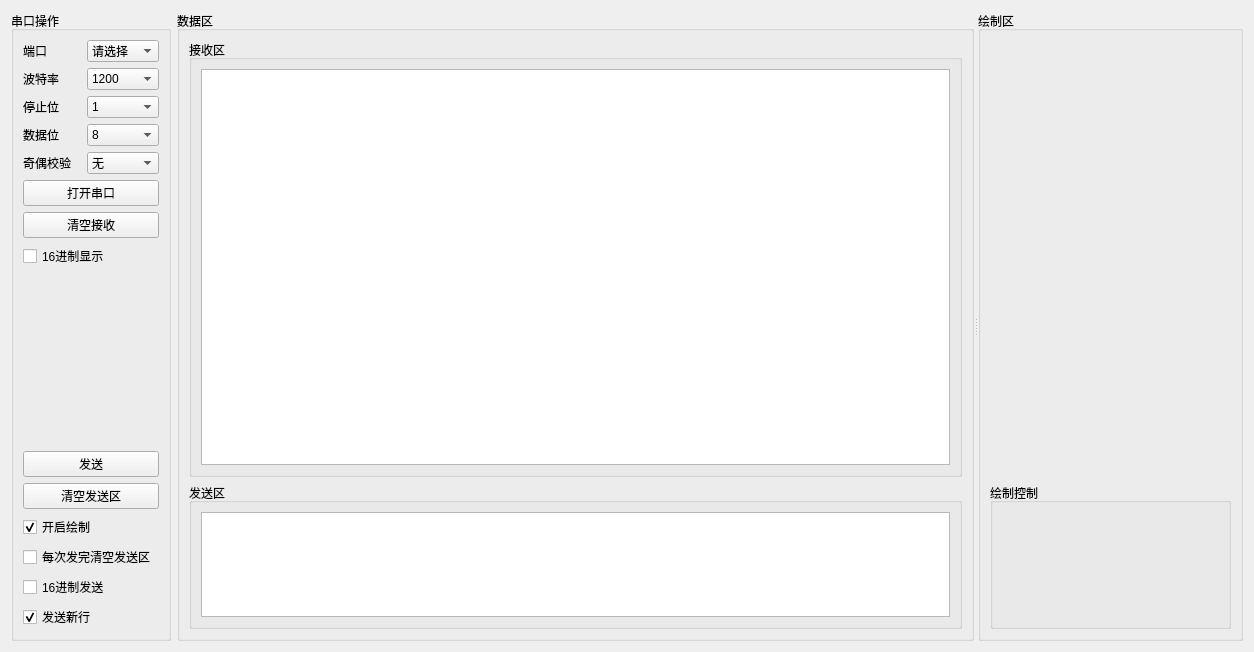
First picture: the form in QTosciloscope/widget.ui, repository BlackDaShuai/MySerialPortHelper, before the edit.
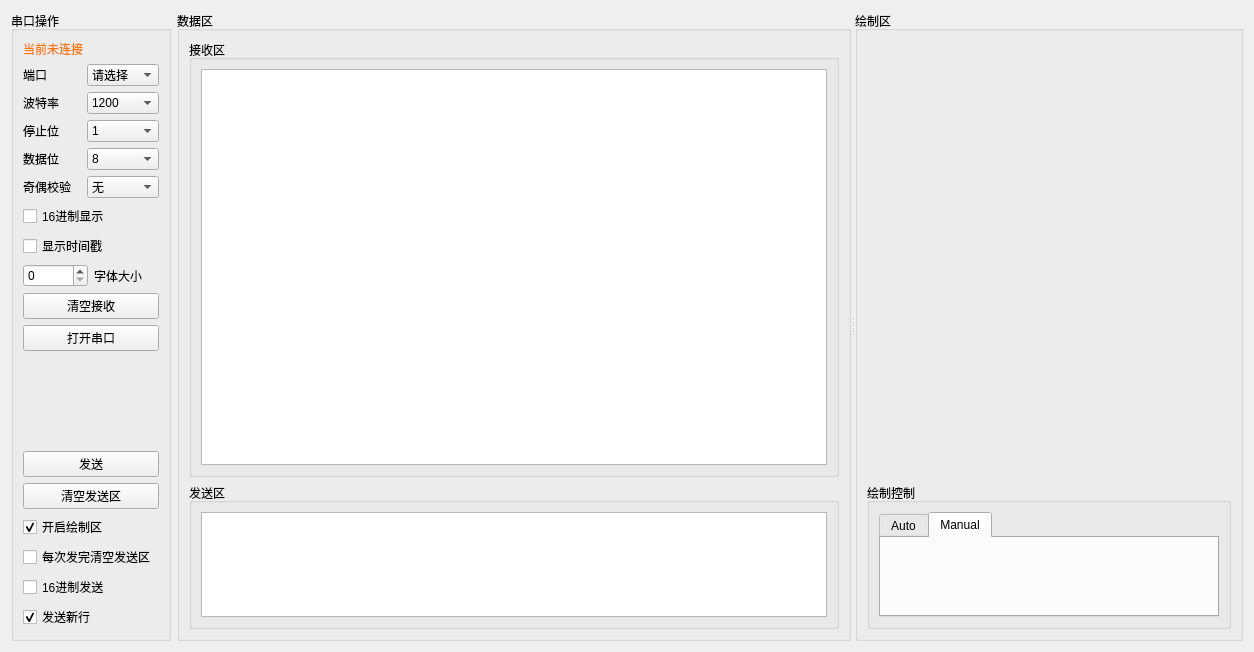
Second picture: the form after the edit. Icons and pictures are not drawn. Custom widgets are drawn as their Qt base class.

Commit message: optimize the Serial Port

Patch:
```diff
--- a/QTosciloscope/widget.ui
+++ b/QTosciloscope/widget.ui
@@ -39,36 +39,28 @@
        </property>
        <layout class="QGridLayout" name="gridLayout_5">
         <item row="0" column="0">
+         <layout class="QVBoxLayout" name="verticalLayout_5">
+          <item>
          <layout class="QVBoxLayout" name="verticalLayout_2">
+            <item>
+             <widget class="QLabel" name="lbConnected">
+              <property name="styleSheet">
+               <string notr="true">color: rgb(255, 119, 0)</string>
+              </property>
+              <property name="text">
+               <string>当前未连接</string>
+              </property>
+              <property name="textFormat">
+               <enum>Qt::AutoText</enum>
+              </property>
+              <property name="wordWrap">
+               <bool>false</bool>
+              </property>
+             </widget>
+            </item>
           <item>
            <layout class="QGridLayout" name="gridLayout_3">
-            <item row="0" column="0">
-             <widget class="QLabel" name="label">
-              <property name="text">
-               <string>端口</string>
-              </property>
-             </widget>
-            </item>
-            <item row="0" column="1">
-             <widget class="MyComboBox" name="cbPortName">
-              <property name="currentText">
-               <string>请选择</string>
-              </property>
-              <item>
-               <property name="text">
-                <string>请选择</string>
-               </property>
-              </item>
-             </widget>
-            </item>
-            <item row="1" column="0">
-             <widget class="QLabel" name="label_2">
-              <property name="text">
-               <string>波特率</string>
-              </property>
-             </widget>
-            </item>
-            <item row="1" column="1">
+              <item row="2" column="1">
              <widget class="QComboBox" name="cbBaudRate">
               <property name="currentText">
                <string>1200</string>
@@ -120,14 +112,40 @@
               </item>
              </widget>
             </item>
-            <item row="2" column="0">
+              <item row="4" column="0">
+               <widget class="QLabel" name="label_4">
+                <property name="text">
+                 <string>数据位</string>
+                </property>
+               </widget>
+              </item>
+              <item row="1" column="0">
+               <widget class="QLabel" name="label">
+                <property name="text">
+                 <string>端口</string>
+                </property>
+               </widget>
+              </item>
+              <item row="3" column="0">
              <widget class="QLabel" name="label_3">
               <property name="text">
                <string>停止位</string>
               </property>
              </widget>
             </item>
-            <item row="2" column="1">
+              <item row="1" column="1">
+               <widget class="MyComboBox" name="cbPortName">
+                <property name="currentText">
+                 <string>请选择</string>
+                </property>
+                <item>
+                 <property name="text">
+                  <string>请选择</string>
+                 </property>
+                </item>
+               </widget>
+              </item>
+              <item row="3" column="1">
              <widget class="QComboBox" name="cbStopBits">
               <item>
                <property name="text">
@@ -146,14 +164,7 @@
               </item>
              </widget>
             </item>
-            <item row="3" column="0">
-             <widget class="QLabel" name="label_4">
-              <property name="text">
-               <string>数据位</string>
-              </property>
-             </widget>
-            </item>
-            <item row="3" column="1">
+              <item row="4" column="1">
              <widget class="QComboBox" name="cbDataBits">
               <property name="currentText">
                <string>8</string>
@@ -180,14 +191,14 @@
               </item>
              </widget>
             </item>
-            <item row="4" column="0">
-             <widget class="QLabel" name="label_5">
+              <item row="2" column="0">
+               <widget class="QLabel" name="label_2">
               <property name="text">
-               <string>奇偶校验</string>
+                 <string>波特率</string>
               </property>
              </widget>
             </item>
-            <item row="4" column="1">
+              <item row="5" column="1">
              <widget class="QComboBox" name="cbParity">
               <property name="currentText">
                <string>无</string>
@@ -209,22 +220,15 @@
               </item>
              </widget>
             </item>
-           </layout>
-          </item>
-          <item>
-           <widget class="QPushButton" name="open">
-            <property name="text">
-             <string>打开串口</string>
-            </property>
-           </widget>
-          </item>
-          <item>
-           <widget class="QPushButton" name="clear">
-            <property name="text">
-             <string>清空接收</string>
-            </property>
-           </widget>
-          </item>
+              <item row="5" column="0">
+               <widget class="QLabel" name="label_5">
+                <property name="text">
+                 <string>奇偶校验</string>
+                </property>
+               </widget>
+              </item>
+             </layout>
+            </item>
           <item>
            <widget class="QCheckBox" name="chk0x16Show">
             <property name="text">
@@ -232,22 +236,57 @@
             </property>
            </widget>
           </item>
-         </layout>
-        </item>
-        <item row="1" column="0">
+            <item>
+             <widget class="QCheckBox" name="chkTimeShow">
+              <property name="text">
+               <string>显示时间戳</string>
+              </property>
+             </widget>
+            </item>
+            <item>
+             <layout class="QHBoxLayout" name="horizontalLayout_4">
+              <item>
+               <widget class="QSpinBox" name="sbFontSize"/>
+              </item>
+              <item>
+               <widget class="QLabel" name="fontSize">
+                <property name="text">
+                 <string>字体大小</string>
+                </property>
+               </widget>
+              </item>
+             </layout>
+            </item>
+            <item>
+             <widget class="QPushButton" name="clear">
+              <property name="text">
+               <string>清空接收</string>
+              </property>
+             </widget>
+            </item>
+            <item>
+             <widget class="QPushButton" name="open">
+              <property name="text">
+               <string>打开串口</string>
+              </property>
+             </widget>
+            </item>
+           </layout>
+          </item>
+          <item>
          <spacer name="verticalSpacer">
           <property name="orientation">
            <enum>Qt::Vertical</enum>
           </property>
           <property name="sizeHint" stdset="0">
            <size>
-            <width>20</width>
-            <height>40</height>
+              <width>17</width>
+              <height>18</height>
            </size>
           </property>
          </spacer>
         </item>
-        <item row="2" column="0">
+          <item>
          <layout class="QVBoxLayout" name="verticalLayout_3">
           <item>
            <widget class="QPushButton" name="send">
@@ -266,7 +305,7 @@
           <item>
            <widget class="QCheckBox" name="btnDraw">
             <property name="text">
-             <string>开启绘制</string>
+               <string>开启绘制区</string>
             </property>
             <property name="checked">
              <bool>true</bool>
@@ -300,6 +339,8 @@
          </layout>
         </item>
        </layout>
+        </item>
+       </layout>
       </widget>
      </item>
      <item>
@@ -381,7 +422,7 @@
        <widget class="QGroupBox" name="groupBox_7">
         <property name="minimumSize">
          <size>
-          <width>100</width>
+          <width>300</width>
           <height>0</height>
          </size>
         </property>
@@ -394,9 +435,46 @@
          </item>
          <item>
           <widget class="QGroupBox" name="groupBox_5">
+           <property name="minimumSize">
+            <size>
+             <width>0</width>
+             <height>0</height>
+            </size>
+           </property>
            <property name="title">
             <string>绘制控制</string>
            </property>
+           <layout class="QGridLayout" name="gridLayout_6">
+            <item row="0" column="0">
+             <widget class="QTabWidget" name="tabWidget">
+              <property name="tabPosition">
+               <enum>QTabWidget::North</enum>
+              </property>
+              <property name="tabShape">
+               <enum>QTabWidget::Rounded</enum>
+              </property>
+              <property name="currentIndex">
+               <number>1</number>
+              </property>
+              <property name="iconSize">
+               <size>
+                <width>16</width>
+                <height>16</height>
+               </size>
+              </property>
+              <widget class="QWidget" name="tabAuto">
+               <attribute name="title">
+                <string>Auto</string>
+               </attribute>
+              </widget>
+              <widget class="QWidget" name="tabMan">
+               <attribute name="title">
+                <string>Manual</string>
+               </attribute>
+              </widget>
+             </widget>
+            </item>
+           </layout>
           </widget>
          </item>
         </layout>
```
Left out of the diff: 6 changed lines with no effect on the pictures. Lines whose indentation alone changed are shown as unchanged. The commit also changes 3 other files.
